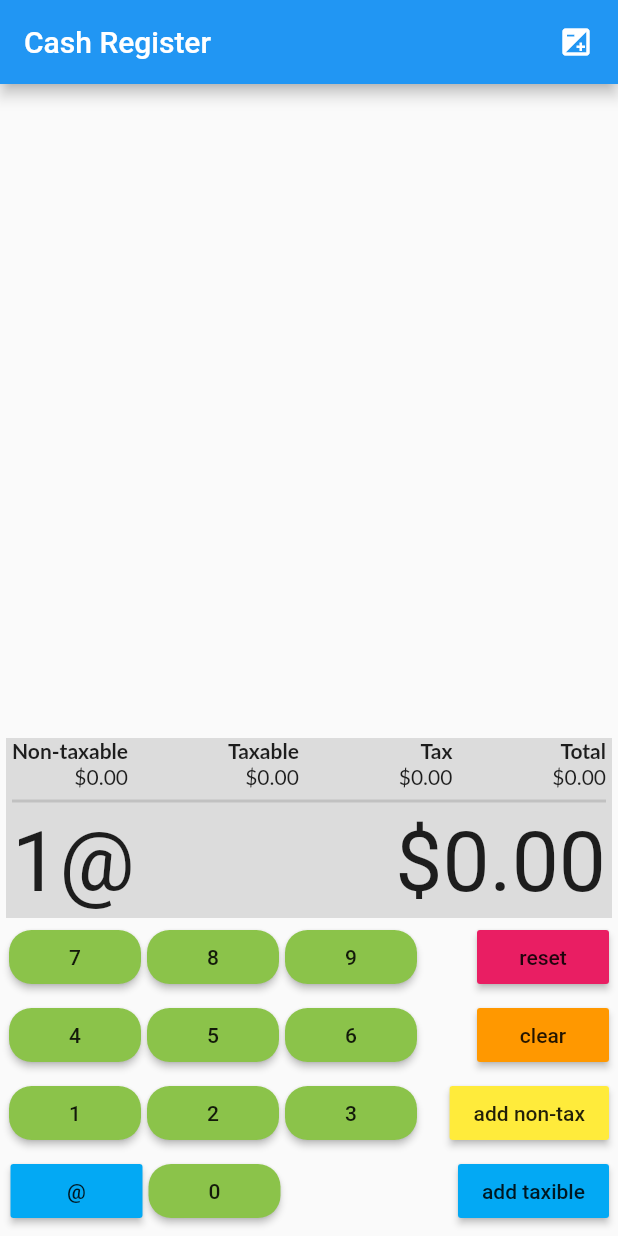
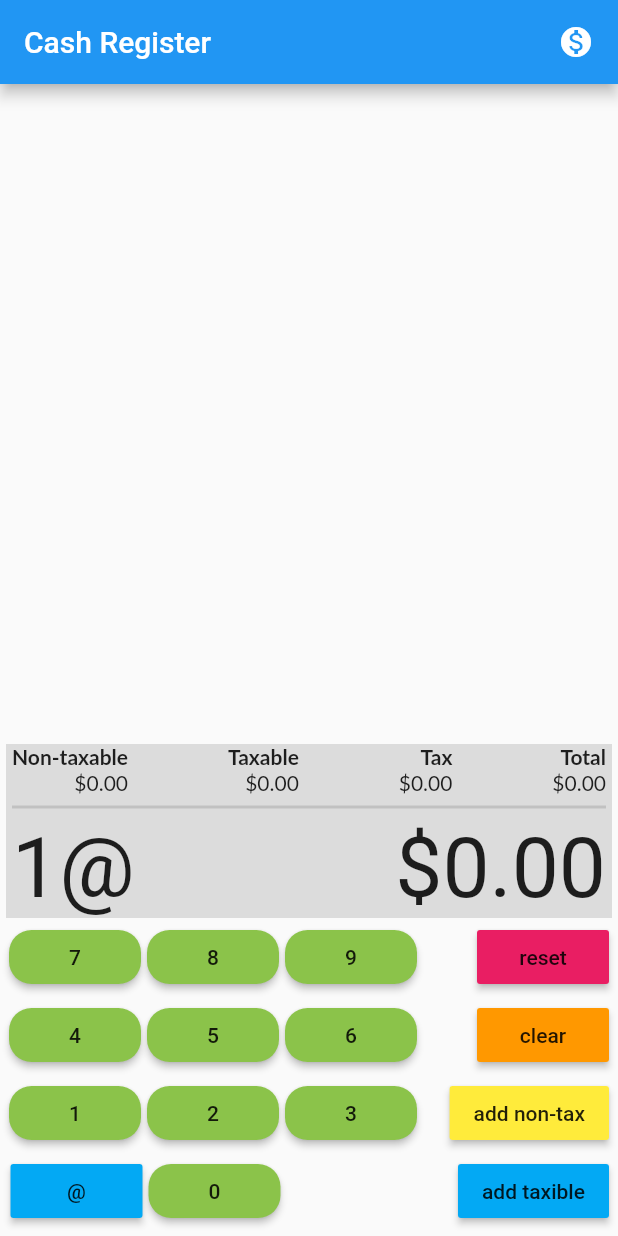
Before and after one commit to tonytmtsh/cashregister, a Flutter app: the screen it shows after launch, on a phone screen of 412 x 824 dp. Run offline on Flutter 3.47's test engine with Material 2 defaults, Android fonts, the light colour scheme and no system bars; Roboto replaces fonts that are missing (Lato).

Commit message:
update veresion, packages, register screen height

```diff
--- a/lib/Components/RegisterScreen.dart
+++ b/lib/Components/RegisterScreen.dart
@@ -15,7 +15,6 @@ class RegisterScreen extends StatelessWidget {
         return Container(
           color: myModel.error ? Colors.red : Colors.black12,
           padding: EdgeInsets.only(left: 4.0, right: 4.0),
-          height: 120,
           child: Column(
             children: <Widget>[
               Row(
--- a/lib/main.dart
+++ b/lib/main.dart
@@ -16,11 +16,12 @@ class MyApp extends StatelessWidget {
         debugShowCheckedModeBanner: false,
         title: 'Cash Register',
         home: Scaffold(
-          appBar: AppBar(title: Row(
+          appBar: AppBar(
+              title: Row(
             mainAxisAlignment: MainAxisAlignment.spaceBetween,
             children: <Widget>[
               Text('Cash Register'),
-              Icon(Icons.exposure),
+              Icon(Icons.monetization_on),
             ],
           )),
           body: Padding(
--- a/pubspec.yaml
+++ b/pubspec.yaml
@@ -27,7 +27,7 @@ dependencies:
 dev_dependencies:
   flutter_test:
     sdk: flutter
-  provider: ^6.0.2
+  provider: ^6.0.3
   intl: ^0.17.0
 
 
```
Also changed, not shown: pubspec.lock.
